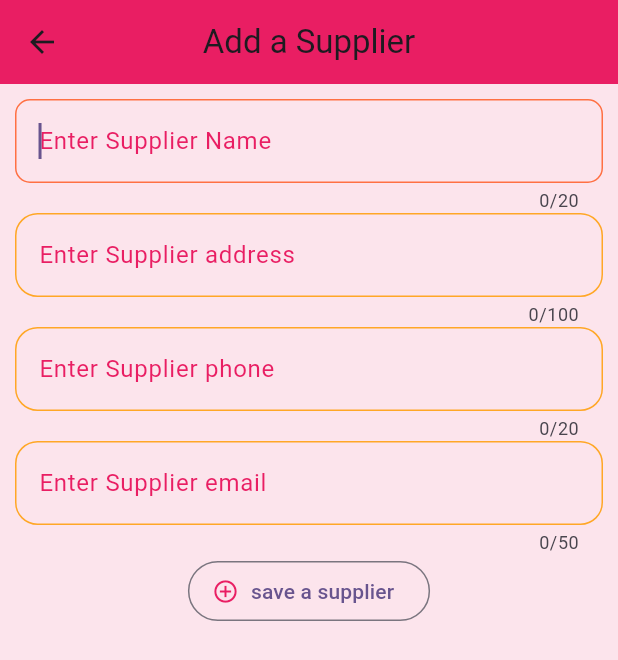
After one commit to UniteacherDrRaed/supplierapp, a Flutter app: the AddSupplier screen opened directly, on a phone screen of 412 x 824 dp. The commit adds this screen. Shown: the top 660 px of the screen. Run offline on Flutter 3.47's test engine with Material 3 defaults, Android fonts, the phone set to English and light mode, and no system bars; our stand-ins replace flutter_bloc, sqflite; accounts and stored records are empty.

```diff
--- a/lib/cubitpart/suppliercubit.dart
+++ b/lib/cubitpart/suppliercubit.dart
@@ -11,9 +11,6 @@ class LieferanCubit extends Cubit<LieferantZustand>{
   LieferanCubit():super(Anfangszustand());
 
   List<Supplier> allsuppliers=[ ];
-  TextEditingController nameController=TextEditingController();
-  TextEditingController addressController=TextEditingController();
-  TextEditingController phoneController=TextEditingController();
 
   static Future<Database> supplierDatase() async{
 
@@ -52,7 +49,7 @@ class LieferanCubit extends Cubit<LieferantZustand>{
     addSupplier(Supplier(name: "name2", address: "address1", phone: "phone1", email: "email"));
   }
   Future<List<Supplier>> fetchsuppliers() async{
-
+ f();
     Database database=await LieferanCubit.supplierDatase();
     try {
       List<Map<String,dynamic>> suppliers= await database.query('supplier');
--- a/lib/main.dart
+++ b/lib/main.dart
@@ -1,4 +1,8 @@
 import 'package:flutter/material.dart';
+import 'package:flutter_bloc/flutter_bloc.dart';
+import 'package:sqflitewithcubitbeispiel/cubitpart/suppliercubit.dart';
+
+import 'pages/mainpage.dart';
 
 void main() {
   runApp(const MyApp());
@@ -11,115 +15,13 @@ class MyApp extends StatelessWidget {
   @override
   Widget build(BuildContext context) {
     return MaterialApp(
-      title: 'Flutter Demo',
+
       theme: ThemeData(
-        // This is the theme of your application.
-        //
-        // TRY THIS: Try running your application with "flutter run". You'll see
-        // the application has a purple toolbar. Then, without quitting the app,
-        // try changing the seedColor in the colorScheme below to Colors.green
-        // and then invoke "hot reload" (save your changes or press the "hot
-        // reload" button in a Flutter-supported IDE, or press "r" if you used
-        // the command line to start the app).
-        //
-        // Notice that the counter didn't reset back to zero; the application
-        // state is not lost during the reload. To reset the state, use hot
-        // restart instead.
-        //
-        // This works for code too, not just values: Most code changes can be
-        // tested with just a hot reload.
+
         colorScheme: ColorScheme.fromSeed(seedColor: Colors.deepPurple),
         useMaterial3: true,
       ),
-      home: const MyHomePage(title: 'Flutter Demo Home Page'),
+      home:MainPage(),
     );
   }
 }
-
-class MyHomePage extends StatefulWidget {
-  const MyHomePage({super.key, required this.title});
-
-  // This widget is the home page of your application. It is stateful, meaning
-  // that it has a State object (defined below) that contains fields that affect
-  // how it looks.
-
-  // This class is the configuration for the state. It holds the values (in this
-  // case the title) provided by the parent (in this case the App widget) and
-  // used by the build method of the State. Fields in a Widget subclass are
-  // always marked "final".
-
-  final String title;
-
-  @override
-  State<MyHomePage> createState() => _MyHomePageState();
-}
-
-class _MyHomePageState extends State<MyHomePage> {
-  int _counter = 0;
-
-  void _incrementCounter() {
-    setState(() {
-      // This call to setState tells the Flutter framework that something has
-      // changed in this State, which causes it to rerun the build method below
-      // so that the display can reflect the updated values. If we changed
-      // _counter without calling setState(), then the build method would not be
-      // called again, and so nothing would appear to happen.
-      _counter++;
-    });
-  }
-
-  @override
-  Widget build(BuildContext context) {
-    // This method is rerun every time setState is called, for instance as done
-    // by the _incrementCounter method above.
-    //
-    // The Flutter framework has been optimized to make rerunning build methods
-    // fast, so that you can just rebuild anything that needs updating rather
-    // than having to individually change instances of widgets.
-    return Scaffold(
-      appBar: AppBar(
-        // TRY THIS: Try changing the color here to a specific color (to
-        // Colors.amber, perhaps?) and trigger a hot reload to see the AppBar
-        // change color while the other colors stay the same.
-        backgroundColor: Theme.of(context).colorScheme.inversePrimary,
-        // Here we take the value from the MyHomePage object that was created by
-        // the App.build method, and use it to set our appbar title.
-        title: Text(widget.title),
-      ),
-      body: Center(
-        // Center is a layout widget. It takes a single child and positions it
-        // in the middle of the parent.
-        child: Column(
-          // Column is also a layout widget. It takes a list of children and
-          // arranges them vertically. By default, it sizes itself to fit its
-          // children horizontally, and tries to be as tall as its parent.
-          //
-          // Column has various properties to control how it sizes itself and
-          // how it positions its children. Here we use mainAxisAlignment to
-          // center the children vertically; the main axis here is the vertical
-          // axis because Columns are vertical (the cross axis would be
-          // horizontal).
-          //
-          // TRY THIS: Invoke "debug painting" (choose the "Toggle Debug Paint"
-          // action in the IDE, or press "p" in the console), to see the
-          // wireframe for each widget.
-          mainAxisAlignment: MainAxisAlignment.center,
-          children: <Widget>[
-            const Text(
-              'You have pushed the button this many times:',
-            ),
-            Text(
-              '$_counter',
-              style: Theme.of(context).textTheme.headlineMedium,
-            ),
-          ],
-        ),
-      ),
-      floatingActionButton: FloatingActionButton(
-        onPressed: _incrementCounter,
-        tooltip: 'Increment',
-        child: const Icon(Icons.add),
-      ), // This trailing comma makes auto-formatting nicer for build methods.
-    );
-  }
-}
--- /dev/null
+++ b/lib/pages/addsupplier.dart
@@ -0,0 +1,160 @@
+import 'package:flutter/material.dart';
+import 'package:flutter_bloc/flutter_bloc.dart';
+import 'package:sqflitewithcubitbeispiel/supplier.dart';
+
+import '../cubitpart/suppliercubit.dart';
+import '../cubitpart/supplierstate.dart';
+
+class AddSupplier extends StatelessWidget {
+  AddSupplier({super.key});
+
+  TextEditingController _nameController = TextEditingController();
+  TextEditingController _addressController = TextEditingController();
+  TextEditingController _phoneController = TextEditingController();
+  TextEditingController _emailController = TextEditingController();
+
+  @override
+  Widget build(BuildContext context) {
+    return MultiBlocProvider(
+        providers: [
+          BlocProvider(create: (BuildContext context) => LieferanCubit()),
+        ],
+        child: Scaffold(
+          appBar: AppBar(
+            title: const Text("Add a Supplier"),
+            centerTitle: true,
+            backgroundColor: Colors.pink,
+          ),
+          body: BlocBuilder<LieferanCubit, LieferantZustand>(
+              builder: (BuildContext context, LieferantZustand state) {
+            return Container(
+              padding: const EdgeInsets.all(10),
+              color: Colors.pink.shade50,
+              child: Column(
+                children: [
+                  TextField(
+                    controller: _nameController,
+                    autofocus: true,
+                    maxLength: 20,
+                    decoration: InputDecoration(
+                      hintStyle: const TextStyle(color: Colors.pink),
+                      hintText: "Enter Supplier Name",
+                      border: OutlineInputBorder(
+                          borderSide: BorderSide(
+                            color: Colors.pink.shade400,
+                          ),
+                          borderRadius:
+                              const BorderRadius.all(Radius.circular(10.0))),
+                      enabledBorder: OutlineInputBorder(
+                          borderSide: BorderSide(
+                            color: Colors.orange.shade400,
+                          ),
+                          borderRadius:
+                              const BorderRadius.all(Radius.circular(15.0))),
+                      focusedBorder: OutlineInputBorder(
+                          borderSide: BorderSide(
+                            color: Colors.deepOrange.shade400,
+                          ),
+                          borderRadius:
+                              const BorderRadius.all(Radius.circular(10.0))),
+                    ),
+                  ),
+                  TextField(
+                    controller: _addressController,
+                    maxLength: 100,
+                    decoration: InputDecoration(
+                      hintStyle: const TextStyle(color: Colors.pink),
+                      hintText: "Enter Supplier address",
+                      border: OutlineInputBorder(
+                          borderSide: BorderSide(
+                            color: Colors.pink.shade400,
+                          ),
+                          borderRadius:
+                              const BorderRadius.all(Radius.circular(10.0))),
+                      enabledBorder: OutlineInputBorder(
+                          borderSide: BorderSide(
+                            color: Colors.orange.shade400,
+                          ),
+                          borderRadius:
+                              const BorderRadius.all(Radius.circular(15.0))),
+                      focusedBorder: OutlineInputBorder(
+                          borderSide: BorderSide(
+                            color: Colors.deepOrange.shade400,
+                          ),
+                          borderRadius:
+                              const BorderRadius.all(Radius.circular(10.0))),
+                    ),
+                  ),
+                  TextField(
+                    controller: _phoneController,
+                    maxLength: 20,
+                    decoration: InputDecoration(
+                      hintStyle: const TextStyle(color: Colors.pink),
+                      hintText: "Enter Supplier phone",
+                      border: OutlineInputBorder(
+                          borderSide: BorderSide(
+                            color: Colors.pink.shade400,
+                          ),
+                          borderRadius:
+                              const BorderRadius.all(Radius.circular(10.0))),
+                      enabledBorder: OutlineInputBorder(
+                          borderSide: BorderSide(
+                            color: Colors.orange.shade400,
+                          ),
+                          borderRadius:
+                              const BorderRadius.all(Radius.circular(15.0))),
+                      focusedBorder: OutlineInputBorder(
+                          borderSide: BorderSide(
+                            color: Colors.deepOrange.shade400,
+                          ),
+                          borderRadius:
+                              const BorderRadius.all(Radius.circular(10.0))),
+                    ),
+                  ),
+                  TextField(
+                    controller: _emailController,
+                    maxLength: 50,
+                    decoration: InputDecoration(
+                      hintStyle: const TextStyle(color: Colors.pink),
+                      hintText: "Enter Supplier email",
+                      border: OutlineInputBorder(
+                          borderSide: BorderSide(
+                            color: Colors.pink.shade400,
+                          ),
+                          borderRadius:
+                              const BorderRadius.all(Radius.circular(10.0))),
+                      enabledBorder: OutlineInputBorder(
+                          borderSide: BorderSide(
+                            color: Colors.orange.shade400,
+                          ),
+                          borderRadius:
+                              const BorderRadius.all(Radius.circular(15.0))),
+                      focusedBorder: OutlineInputBorder(
+                          borderSide: BorderSide(
+                            color: Colors.deepOrange.shade400,
+                          ),
+                          borderRadius:
+                              const BorderRadius.all(Radius.circular(10.0))),
+                    ),
+                  ),
+                  OutlinedButton.icon(
+                      onPressed: () {
+                        Supplier supplier = Supplier(
+                            name: _nameController.text,
+                            address: _addressController.text,
+                            phone: _phoneController.text,
+                            email: _emailController.text);
+                        context.read<LieferanCubit>().addSupplier(supplier);
+                      },
+                      icon: const Icon(
+                        Icons.add_circle_outline,
+                        color: Colors.pink,
+                      ),
+                      label: const Text("save a supplier")),
+                ],
+              ),
+            );
+          }),
+        ));
+  }
+}
--- a/lib/pages/mainpage.dart
+++ b/lib/pages/mainpage.dart
@@ -1,36 +1,36 @@
 import 'package:flutter/material.dart';
 import 'package:flutter_bloc/flutter_bloc.dart';
+import 'package:sqflitewithcubitbeispiel/pages/addsupplier.dart';
 
 import '../cubitpart/suppliercubit.dart';
 import '../cubitpart/supplierstate.dart';
 import '../supplier.dart';
-
-
 class MainPage extends StatelessWidget {
   const MainPage({super.key});
 
   @override
   Widget build(BuildContext context) {
-
     return BlocProvider(
-      create: (context)=>LieferanCubit()..fetchsuppliers(),
+        create:(BuildContext context) => LieferanCubit()..fetchsuppliers(),
       child: Scaffold(
         appBar: AppBar(
           title: const Text("Suppliers"),
           centerTitle: true,
           backgroundColor: Colors.pink,
         ),
-          body: BlocBuilder<LieferanCubit,LieferantZustand>(
-
+        body:  BlocBuilder<LieferanCubit, LieferantZustand>(
         builder: (BuildContext context, LieferantZustand state) {
-              List<Supplier> listsuppliers=context.watch<LieferanCubit>().allsuppliers;
+          List<Supplier> listsuppliers =
+              context
+                  .watch<LieferanCubit>()
+                  .allsuppliers;
           return Container(
             color: Colors.pink.shade50,
             padding: EdgeInsets.all(10),
             child: ListView.builder(
                 itemCount: listsuppliers.length,
-                    itemBuilder: (context, indexsupplier){
-                      Supplier currentsupplier=listsuppliers[indexsupplier];
+                itemBuilder: (context, indexsupplier) {
+                  Supplier currentsupplier = listsuppliers[indexsupplier];
                   return ListTile(
                     leading: Text("${currentsupplier.id}"),
                     title: Text(currentsupplier.name),
@@ -38,7 +38,18 @@ class MainPage extends StatelessWidget {
                   );
                 }),
           );
-            },)
-      ),);
+        }
+        ),
+        floatingActionButton: FloatingActionButton.large(
+          onPressed: () {
+
+          },
+          child: const Icon(
+            Icons.add_circle_outline,
+            color: Colors.pink,
+          ),
+        ),
+    ),
+    );
   }
 }
```
Lines whose indentation alone changed are shown as unchanged.
